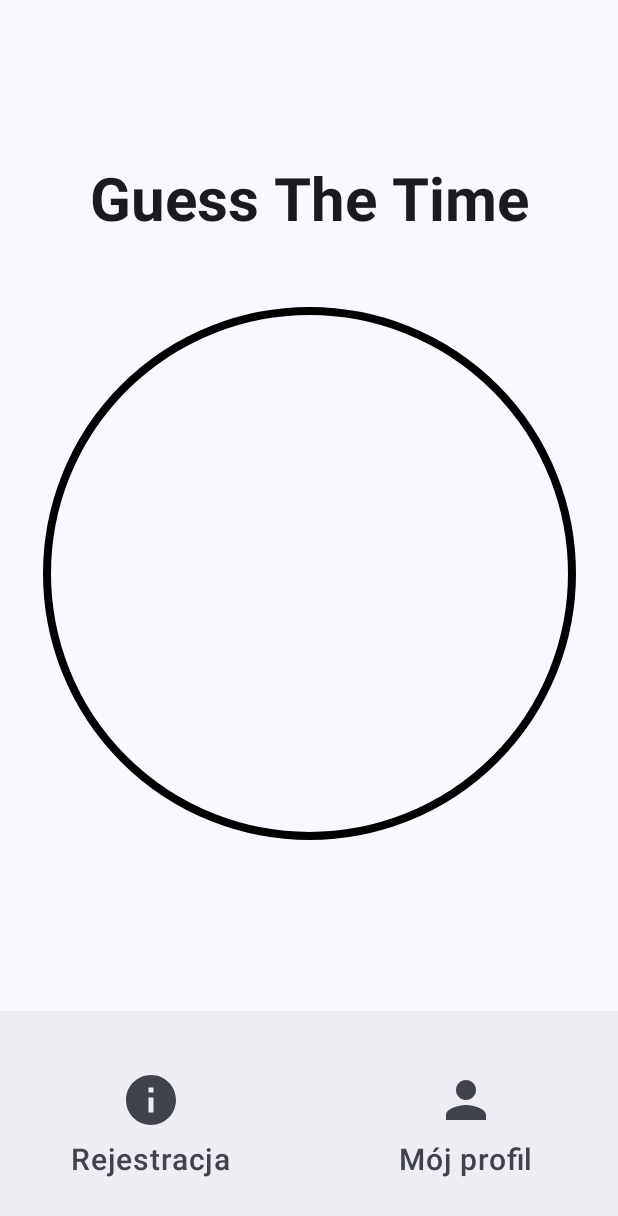
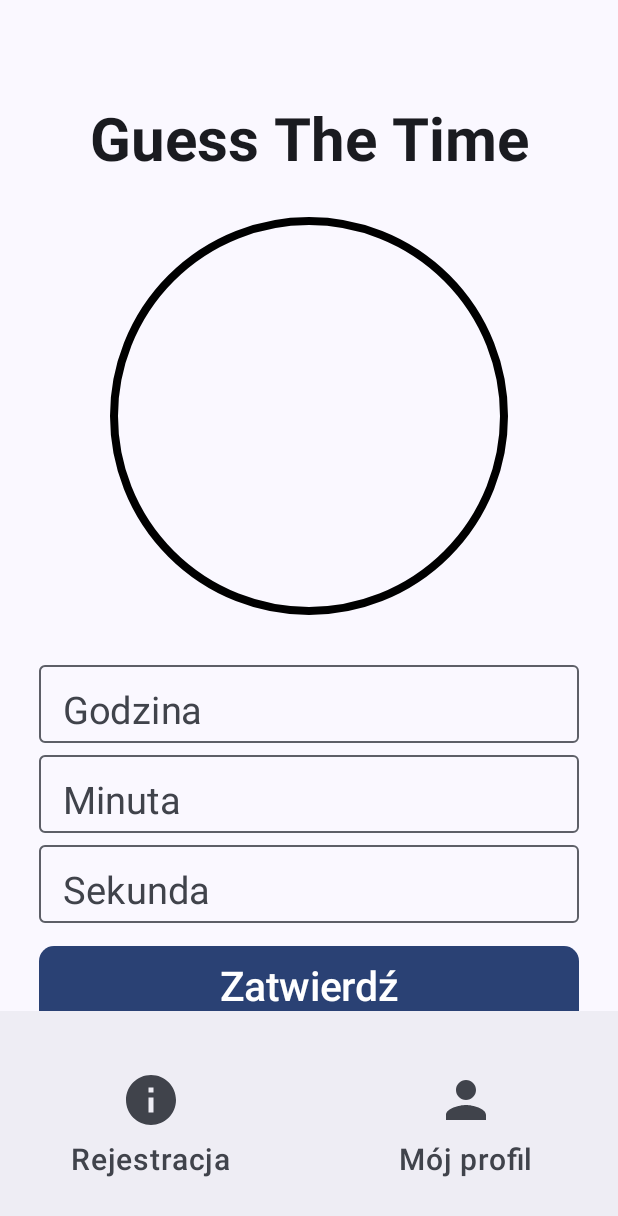
Before and after one commit to ZMejer/GuessTheTime, an Android app built with Jetpack Compose: the game_screen screen opened through its navigation route, on a phone screen of 412 x 824 dp. Shown: the top 1216 px of the screen. Run offline under Robolectric (Android 15) with nearby library versions, the phone set to English and light mode, and no system bars; our stand-ins replace Room's generated code; libraries missing offline, so code that uses them is left out: androidx.xr.runtime; 4 statements that could not run were skipped.

Commit message:
zmiany xd

```diff
--- a/app/src/main/java/com/example/guessthetime/GameScreen.kt
+++ b/app/src/main/java/com/example/guessthetime/GameScreen.kt
@@ -1,4 +1,5 @@
 package com.example.guessthetime
+import android.app.Application
 import android.os.Bundle
 import androidx.activity.ComponentActivity
 import androidx.activity.compose.setContent
@@ -6,12 +7,17 @@ import androidx.compose.foundation.Canvas
 import androidx.compose.foundation.layout.Arrangement
 import androidx.compose.foundation.layout.Box
 import androidx.compose.foundation.layout.Column
+import androidx.compose.foundation.layout.fillMaxHeight
 import androidx.compose.foundation.layout.fillMaxSize
 import androidx.compose.foundation.layout.fillMaxWidth
+import androidx.compose.foundation.layout.height
 import androidx.compose.foundation.layout.padding
 import androidx.compose.foundation.layout.size
+import androidx.compose.foundation.layout.width
+import androidx.compose.foundation.shape.RoundedCornerShape
 import androidx.compose.material3.Button
 import androidx.compose.material3.MaterialTheme
+import androidx.compose.material3.OutlinedTextField
 import androidx.compose.material3.Text
 import androidx.compose.runtime.Composable
 import androidx.compose.runtime.MutableState
@@ -31,10 +37,15 @@ import androidx.xr.runtime.math.toRadians
 import kotlin.math.cos
 import kotlin.math.sin
 import kotlin.random.Random
+import androidx.compose.material3.OutlinedTextField
+import androidx.compose.runtime.collectAsState
+import androidx.compose.ui.platform.LocalContext
+import androidx.lifecycle.viewmodel.compose.LocalViewModelStoreOwner
+import androidx.lifecycle.viewmodel.compose.viewModel
 
 @Composable
 fun ClockCanvas(hours: Int, minutes: Int, seconds: Int) {
-    val size = 350.dp
+    val size = 260.dp
     val secondHandColor: Color = MaterialTheme.colorScheme.primary
 
     Canvas(modifier = Modifier.size(size)) {
@@ -76,15 +87,32 @@ fun androidx.compose.ui.graphics.drawscope.DrawScope.drawHand(
 
 @Composable
 fun GameScreen() {
-    val hours = remember { mutableStateOf(Random.nextInt(0, 25)) }
-    val minutes = remember { mutableStateOf(Random.nextInt(0, 60)) }
-    val seconds = remember { mutableStateOf(Random.nextInt(0, 60)) }
+    val viewModel: UserViewModel = viewModel(
+        LocalViewModelStoreOwner.current!!,
+        "UserViewModel",
+        UserViewModelFactory(LocalContext.current.applicationContext as Application)
+    )
 
-    Box(contentAlignment = Alignment.Center) {
+    val hours = viewModel.hours.collectAsState()
+    val minutes = viewModel.minutes.collectAsState()
+    val seconds = viewModel.seconds.collectAsState()
+    val hour = remember { mutableStateOf("") }
+    val minute = remember { mutableStateOf("") }
+    val second = remember { mutableStateOf("") }
+    val answer = remember {
+        mutableStateOf(
+            String.format("%02d:%02d:%02d", hours.value, minutes.value, seconds.value)
+        )
+    }
+    Column(horizontalAlignment = Alignment.CenterHorizontally, modifier=Modifier.fillMaxHeight()) {
+
+        Box(contentAlignment = Alignment.Center, modifier = Modifier
+            .fillMaxWidth()
+            .height(435.dp)) {
             Column(
                 horizontalAlignment = Alignment.CenterHorizontally,
                 //verticalArrangement = Arrangement.Center,
-            modifier = Modifier.fillMaxSize().padding(top=100.dp)
+                modifier = Modifier.fillMaxSize().padding(top = 60.dp)
             ) {
                 Text(
                     text = "Guess The Time",
@@ -94,10 +122,63 @@ fun GameScreen() {
                     modifier = Modifier
                         .fillMaxWidth()
                         .padding(horizontal = 20.dp, vertical = 10.dp)
-                    .padding(bottom = 40.dp),
+                        .padding(bottom = 20.dp),
                     style = TextStyle(lineHeight = 50.sp)
                 )
                 ClockCanvas(hours.value, minutes.value, seconds.value)
+            }
+        }
+        OutlinedTextField(
+            value = hour.value,
+            onValueChange = { newHour -> hour.value = newHour },
+            label = { Text("Godzina", fontSize = 25.sp) },
+            modifier = Modifier
+                .width(400.dp)
+                .height(60.dp)
+                .padding(start = 20.dp, end = 20.dp),
+            textStyle = TextStyle(fontSize = 29.sp)
+        )
+        OutlinedTextField(
+            value = minute.value,
+            onValueChange = { newMinute -> minute.value = newMinute },
+            label = { Text("Minuta", fontSize = 25.sp) },
+            modifier = Modifier
+                .width(400.dp)
+                .height(60.dp)
+                .padding(start = 20.dp, end = 20.dp),
+            textStyle = TextStyle(fontSize = 29.sp)
+        )
+        OutlinedTextField(
+            value = second.value,
+            onValueChange = { newSecond -> second.value = newSecond },
+            label = { Text("Sekunda", fontSize = 25.sp) },
+            modifier = Modifier
+                .width(400.dp)
+                .height(60.dp)
+                .padding(start = 20.dp, end = 20.dp),
+            textStyle = TextStyle(fontSize = 29.sp)
+        )
+        Button(
+            onClick = {
+            },
+            modifier = Modifier
+                .width(400.dp)
+                .height(70.dp)
+                .padding(start = 20.dp, end = 20.dp, top=15.dp),
+            shape = RoundedCornerShape(10.dp)
+        ) {
+            Text("Zatwierdź", fontSize = 27.sp)
+        }
+        Column(
+            modifier = Modifier
+                .fillMaxWidth()
+                .padding(horizontal = 20.dp),
+            horizontalAlignment = Alignment.Start,
+            verticalArrangement = Arrangement.spacedBy(10.dp)
+        ){
+            Text("Odpowiedź: ${answer.value}", fontSize = 27.sp, modifier = Modifier.padding(top=20.dp, start=25.dp))
+            Text("Dokładność: ", fontSize = 27.sp, modifier = Modifier.padding(start=25.dp))
+            Text("Punkty: ", fontSize = 27.sp, modifier = Modifier.padding(start=25.dp))
         }
     }
 }
@@ -105,6 +186,5 @@ fun GameScreen() {
 @Preview(showBackground = true)
 @Composable
 fun GameScreenPreview() {
-
     GameScreen()
 }
--- a/app/src/main/java/com/example/guessthetime/UserViewModel.kt
+++ b/app/src/main/java/com/example/guessthetime/UserViewModel.kt
@@ -1,5 +1,6 @@
 package com.example.guessthetime
 import android.app.Application
+import androidx.compose.runtime.MutableState
 import androidx.compose.runtime.mutableStateOf
 import androidx.lifecycle.ViewModel
 import androidx.lifecycle.viewModelScope
@@ -8,6 +9,7 @@ import kotlinx.coroutines.flow.MutableStateFlow
 import kotlinx.coroutines.flow.StateFlow
 import kotlinx.coroutines.launch
 import androidx.compose.runtime.State
+import kotlin.random.Random
 
 
 class UserViewModel(application: Application) : ViewModel() {
@@ -26,6 +28,15 @@ class UserViewModel(application: Application) : ViewModel() {
 
     private val _userId = userPreferences.getUserIdFlow(application)
     val userId: Flow<Int> get() = _userId
+
+    private val _hours = MutableStateFlow(Random.nextInt(0, 13))
+    val hours: StateFlow<Int> get() = _hours
+
+    private val _minutes = MutableStateFlow(Random.nextInt(0, 60))
+    val minutes: StateFlow<Int> get() = _minutes
+
+    private val _seconds = MutableStateFlow(Random.nextInt(0, 60))
+    val seconds: StateFlow<Int> get() = _seconds
 
     init {
         val db = UserDatabase.getDatabase(application)
@@ -69,4 +80,6 @@ class UserViewModel(application: Application) : ViewModel() {
     }
 
     fun getUserById(userId : Int) = repository.getUserById(userId)
+
+
 }
```
Lines whose indentation alone changed are shown as unchanged.
